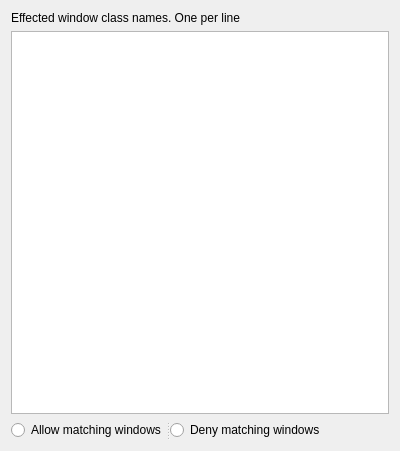
nclarius/KWin-window-positioning-scripts, file always-open-on-focused-screen/contents/ui/config.ui: the form before one commit.
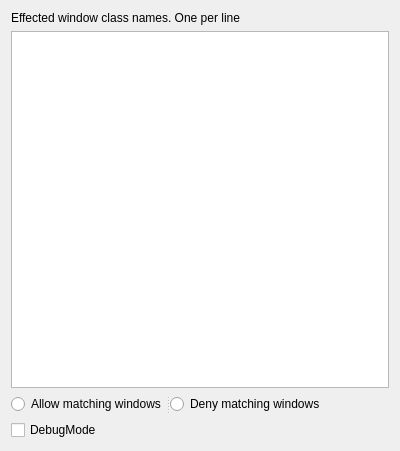
The form after the commit.

Commit message: add debug button to settings window

Patch:
```diff
--- a/always-open-on-focused-screen/contents/ui/config.ui
+++ b/always-open-on-focused-screen/contents/ui/config.ui
@@ -56,6 +56,13 @@
      </widget>
     </widget>
    </item>
+   <item>
+    <widget class="QCheckBox" name="kcfg_debugMode">
+     <property name="text">
+      <string notr="true">DebugMode</string>
+     </property>
+    </widget>
+   </item>
   </layout>
  </widget>
  <resources/>
```
The commit also changes 8 other files.
